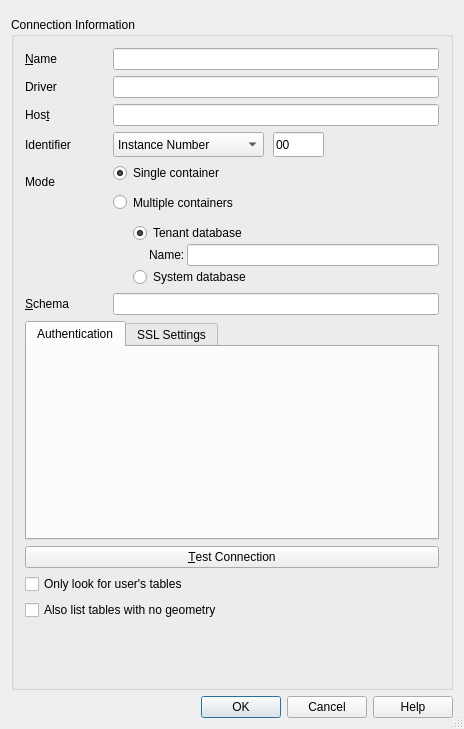
Qt form src/ui/qgshananewconnectionbase.ui (qgis/QGIS) before a commit.
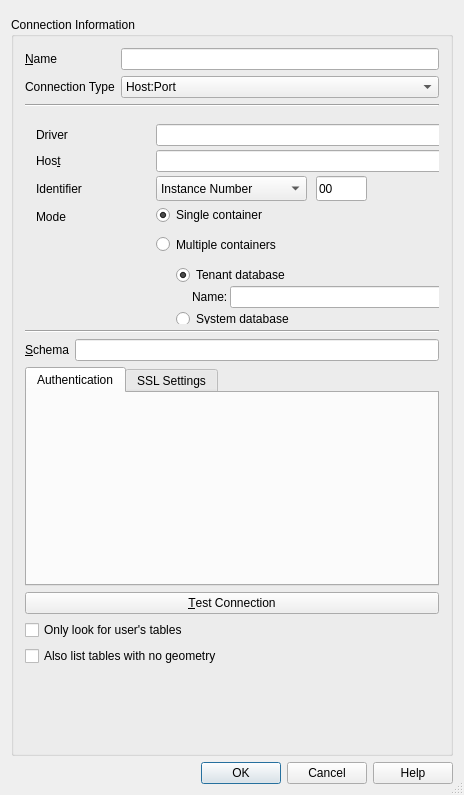
The same form after that commit. The open tabs and pages were chosen to show the change. Custom widgets are drawn as their Qt base class.

Commit message: HANA: support connections via DSN

```diff
--- a/src/ui/qgshananewconnectionbase.ui
+++ b/src/ui/qgshananewconnectionbase.ui
@@ -7,7 +7,7 @@
     <x>0</x>
     <y>0</y>
     <width>464</width>
-    <height>729</height>
+    <height>795</height>
    </rect>
   </property>
   <property name="sizePolicy">
@@ -16,6 +16,12 @@
     <verstretch>0</verstretch>
    </sizepolicy>
   </property>
+  <property name="maximumSize">
+   <size>
+    <width>600</width>
+    <height>800</height>
+   </size>
+  </property>
   <property name="windowTitle">
    <string>Create a New SAP HANA Connection</string>
   </property>
@@ -36,54 +42,17 @@
      </property>
      <layout class="QVBoxLayout" name="verticalLayout">
       <item>
-       <layout class="QGridLayout" name="grdConnectionSettings">
-        <item row="3" column="0">
-         <widget class="QLabel" name="lbIdentifier">
-          <property name="text">
-           <string>Identifier</string>
-          </property>
-         </widget>
-        </item>
-        <item row="0" column="1">
-         <widget class="QLineEdit" name="txtName">
-          <property name="toolTip">
-           <string>Name of the new connection</string>
-          </property>
-         </widget>
-        </item>
-        <item row="5" column="0">
-         <widget class="QLabel" name="lblSchema">
-          <property name="text">
-           <string>&amp;Schema</string>
-          </property>
-          <property name="buddy">
-           <cstring>txtSchema</cstring>
-          </property>
-         </widget>
-        </item>
+       <layout class="QFormLayout" name="frmMain">
         <item row="1" column="0">
-         <widget class="QLabel" name="lblDriver">
+         <widget class="QLabel" name="lblConnectionType">
           <property name="text">
-           <string>Driver</string>
+           <string>Connection Type</string>
           </property>
           <property name="buddy">
            <cstring>txtDriver</cstring>
           </property>
          </widget>
         </item>
-        <item row="2" column="0">
-         <widget class="QLabel" name="lblHost">
-          <property name="text">
-           <string>Hos&amp;t</string>
-          </property>
-          <property name="buddy">
-           <cstring>txtHost</cstring>
-          </property>
-         </widget>
-        </item>
-        <item row="2" column="1">
-         <widget class="QLineEdit" name="txtHost"/>
-        </item>
         <item row="0" column="0">
          <widget class="QLabel" name="lblName">
           <property name="text">
@@ -94,6 +63,94 @@
           </property>
          </widget>
         </item>
+        <item row="0" column="1">
+         <widget class="QLineEdit" name="txtName">
+          <property name="toolTip">
+           <string>Name of the new connection</string>
+          </property>
+         </widget>
+        </item>
+        <item row="1" column="1">
+         <widget class="QComboBox" name="cmbConnectionType">
+          <item>
+           <property name="text">
+            <string>Host:Port</string>
+           </property>
+          </item>
+          <item>
+           <property name="text">
+            <string>Data Source Name (DSN)</string>
+           </property>
+          </item>
+         </widget>
+        </item>
+       </layout>
+      </item>
+      <item>
+       <widget class="Line" name="line_2">
+        <property name="orientation">
+         <enum>Qt::Horizontal</enum>
+        </property>
+       </widget>
+      </item>
+      <item>
+       <widget class="QStackedWidget" name="swConnectionControls">
+        <property name="enabled">
+         <bool>true</bool>
+        </property>
+        <property name="sizePolicy">
+         <sizepolicy hsizetype="Preferred" vsizetype="Preferred">
+          <horstretch>0</horstretch>
+          <verstretch>0</verstretch>
+         </sizepolicy>
+        </property>
+        <property name="minimumSize">
+         <size>
+          <width>0</width>
+          <height>211</height>
+         </size>
+        </property>
+        <property name="maximumSize">
+         <size>
+          <width>16777215</width>
+          <height>232</height>
+         </size>
+        </property>
+        <property name="currentIndex">
+         <number>1</number>
+        </property>
+        <widget class="QWidget" name="pageHostPort">
+         <property name="enabled">
+          <bool>true</bool>
+         </property>
+         <property name="sizePolicy">
+          <sizepolicy hsizetype="Preferred" vsizetype="Fixed">
+           <horstretch>1</horstretch>
+           <verstretch>1</verstretch>
+          </sizepolicy>
+         </property>
+         <widget class="QWidget" name="layoutWidget">
+          <property name="geometry">
+           <rect>
+            <x>0</x>
+            <y>0</y>
+            <width>421</width>
+            <height>213</height>
+           </rect>
+          </property>
+          <layout class="QGridLayout" name="grdConnectionSettings" rowstretch="1,1,1,1,1" columnminimumwidth="114,1">
+           <property name="sizeConstraint">
+            <enum>QLayout::SetNoConstraint</enum>
+           </property>
+           <property name="rightMargin">
+            <number>1</number>
+           </property>
+           <property name="horizontalSpacing">
+            <number>6</number>
+           </property>
+           <property name="verticalSpacing">
+            <number>4</number>
+           </property>
         <item row="4" column="1">
          <widget class="QFrame" name="frmMode">
           <property name="minimumSize">
@@ -328,34 +385,6 @@
           </layout>
          </widget>
         </item>
-        <item row="1" column="1">
-         <widget class="QLineEdit" name="txtDriver"/>
-        </item>
-        <item row="4" column="0">
-         <widget class="QLabel" name="lblMode">
-          <property name="minimumSize">
-           <size>
-            <width>82</width>
-            <height>100</height>
-           </size>
-          </property>
-          <property name="maximumSize">
-           <size>
-            <width>16777215</width>
-            <height>100</height>
-           </size>
-          </property>
-          <property name="text">
-           <string>Mode</string>
-          </property>
-          <property name="alignment">
-           <set>Qt::AlignLeading|Qt::AlignLeft|Qt::AlignTop</set>
-          </property>
-         </widget>
-        </item>
-        <item row="5" column="1">
-         <widget class="QLineEdit" name="txtSchema"/>
-        </item>
         <item row="3" column="1">
          <widget class="QFrame" name="frmIdentifier">
           <property name="minimumSize">
@@ -423,10 +452,157 @@
           </widget>
          </widget>
         </item>
-       </layout>
-      </item>
+           <item row="2" column="1">
+            <widget class="QLineEdit" name="txtHost">
+             <property name="sizePolicy">
+              <sizepolicy hsizetype="Preferred" vsizetype="Fixed">
+               <horstretch>0</horstretch>
+               <verstretch>0</verstretch>
+              </sizepolicy>
+             </property>
+            </widget>
+           </item>
+           <item row="4" column="0">
+            <widget class="QLabel" name="lblMode">
+             <property name="minimumSize">
+              <size>
+               <width>82</width>
+               <height>100</height>
+              </size>
+             </property>
+             <property name="maximumSize">
+              <size>
+               <width>16777215</width>
+               <height>100</height>
+              </size>
+             </property>
+             <property name="text">
+              <string>Mode</string>
+             </property>
+             <property name="alignment">
+              <set>Qt::AlignLeading|Qt::AlignLeft|Qt::AlignTop</set>
+             </property>
+            </widget>
+           </item>
+           <item row="3" column="0">
+            <widget class="QLabel" name="lbIdentifier">
+             <property name="text">
+              <string>Identifier</string>
+             </property>
+            </widget>
+           </item>
+           <item row="1" column="0">
+            <widget class="QLabel" name="lblDriver">
+             <property name="text">
+              <string>Driver</string>
+             </property>
+             <property name="buddy">
+              <cstring>txtDriver</cstring>
+             </property>
+            </widget>
+           </item>
+           <item row="2" column="0">
+            <widget class="QLabel" name="lblHost">
+             <property name="text">
+              <string>Hos&amp;t</string>
+             </property>
+             <property name="buddy">
+              <cstring>txtHost</cstring>
+             </property>
+            </widget>
+           </item>
+           <item row="1" column="1">
+            <widget class="QLineEdit" name="txtDriver">
+             <property name="sizePolicy">
+              <sizepolicy hsizetype="Preferred" vsizetype="Fixed">
+               <horstretch>0</horstretch>
+               <verstretch>0</verstretch>
+              </sizepolicy>
+             </property>
+            </widget>
+           </item>
+          </layout>
+         </widget>
+        </widget>
+        <widget class="QWidget" name="pageDsn">
+         <property name="sizePolicy">
+          <sizepolicy hsizetype="Preferred" vsizetype="Fixed">
+           <horstretch>0</horstretch>
+           <verstretch>1</verstretch>
+          </sizepolicy>
+         </property>
+         <widget class="QWidget" name="formLayoutWidget">
+          <property name="geometry">
+           <rect>
+            <x>0</x>
+            <y>0</y>
+            <width>421</width>
+            <height>31</height>
+           </rect>
+          </property>
+          <layout class="QFormLayout" name="frmDsn">
+           <property name="topMargin">
+            <number>1</number>
+           </property>
+           <property name="rightMargin">
+            <number>1</number>
+           </property>
+           <item row="0" column="0">
+            <widget class="QLabel" name="lblDsn">
+             <property name="sizePolicy">
+              <sizepolicy hsizetype="Fixed" vsizetype="Preferred">
+               <horstretch>0</horstretch>
+               <verstretch>0</verstretch>
+              </sizepolicy>
+             </property>
+             <property name="text">
+              <string>DSN                        </string>
+             </property>
+            </widget>
+           </item>
+           <item row="0" column="1">
+            <widget class="QComboBox" name="cmbDsn"/>
+           </item>
+          </layout>
+         </widget>
+        </widget>
+       </widget>
+      </item>
       <item>
-       <widget class="QTabWidget" name="tabWidget">
+       <widget class="Line" name="line_3">
+        <property name="orientation">
+         <enum>Qt::Horizontal</enum>
+        </property>
+       </widget>
+      </item>
+      <item>
+       <layout class="QFormLayout" name="frmSchema">
+        <property name="verticalSpacing">
+         <number>0</number>
+        </property>
+        <item row="2" column="0">
+         <widget class="QLabel" name="lblSchema">
+          <property name="text">
+           <string>&amp;Schema</string>
+          </property>
+          <property name="buddy">
+           <cstring>txtSchema</cstring>
+          </property>
+         </widget>
+        </item>
+        <item row="2" column="1">
+         <widget class="QLineEdit" name="txtSchema"/>
+        </item>
+       </layout>
+      </item>
+      <item>
+       <widget class="QTabWidget" name="tabAdditionalSettings">
+        <property name="sizePolicy">
+         <sizepolicy hsizetype="Preferred" vsizetype="Preferred">
+          <horstretch>0</horstretch>
+          <verstretch>0</verstretch>
+         </sizepolicy>
+        </property>
         <property name="autoFillBackground">
          <bool>false</bool>
         </property>
```
Left out of the diff: 12 changed lines with no effect on the pictures. Lines whose indentation alone changed are shown as unchanged. The commit also changes 13 other files.
